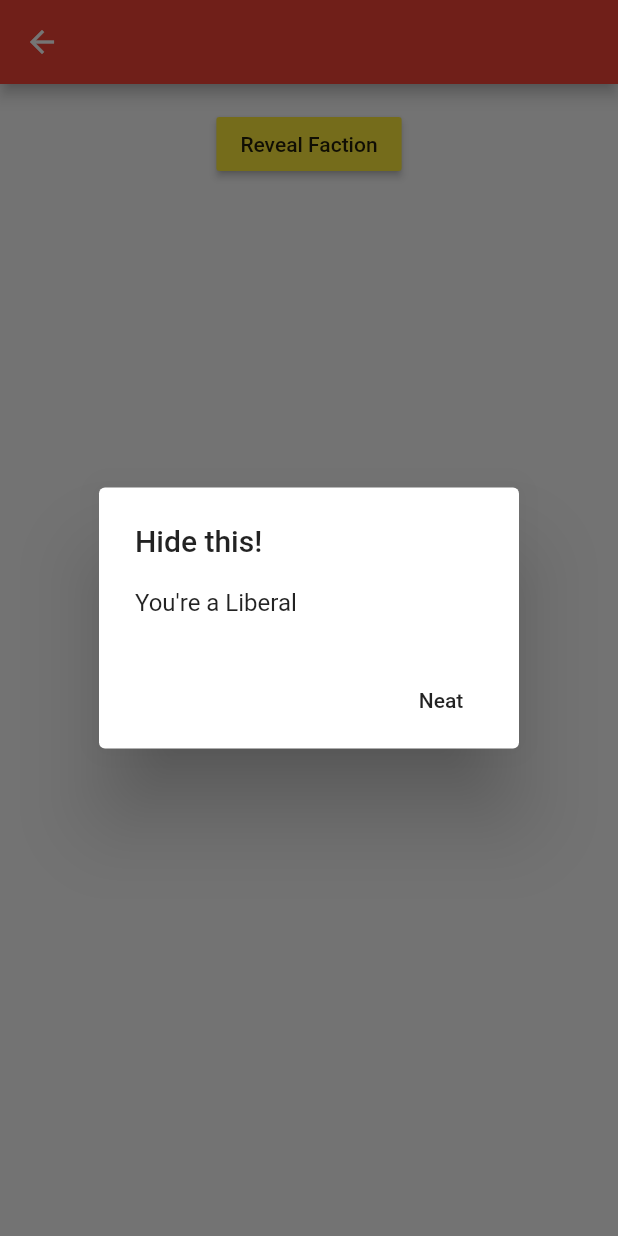
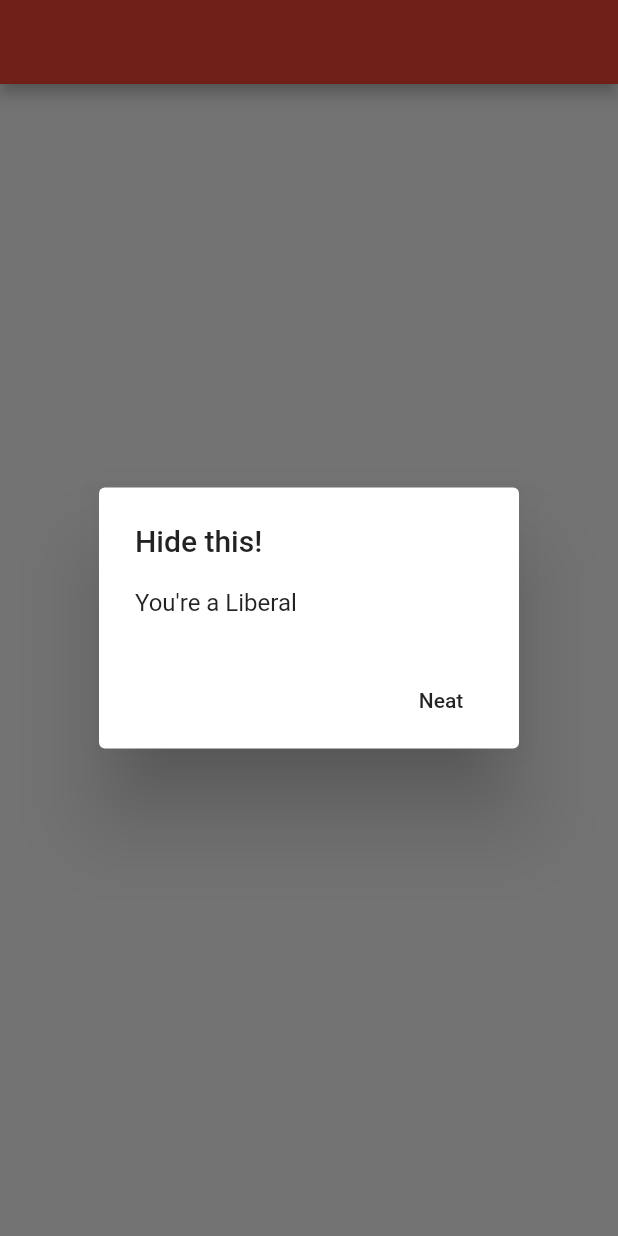
Before and after one commit to PoisonPhang/secret_hitler_app, a Flutter app: the PlayerData screen opened directly with empty values, after a tap on "Reveal Faction", on a phone screen of 412 x 824 dp. Run offline on Flutter 3.47's test engine with Material 2 defaults, Android fonts, the phone set to English and light mode, and no system bars.

Commit message:
messaging changes

```diff
--- a/lib/gameHome.dart
+++ b/lib/gameHome.dart
@@ -55,6 +55,7 @@ class _PlayerDataState extends State<PlayerData> {
       body: Center(
         child: Column(
           crossAxisAlignment: CrossAxisAlignment.center,
+          mainAxisAlignment: MainAxisAlignment.center,
           children: <Widget>[
             Padding(
               padding: const EdgeInsets.symmetric(vertical: 16.0),
--- a/lib/main.dart
+++ b/lib/main.dart
@@ -89,7 +89,7 @@ class _MyHomePageState extends State<MyHomePage> {
                           final form = _formKey.currentState;
                           if (form.validate()) {
                             form.save();
-                            Navigator.push(
+                            Navigator.pushReplacement(
                                 context,
                                 MaterialPageRoute(
                                     builder: (context) => PlayerData(),
```
